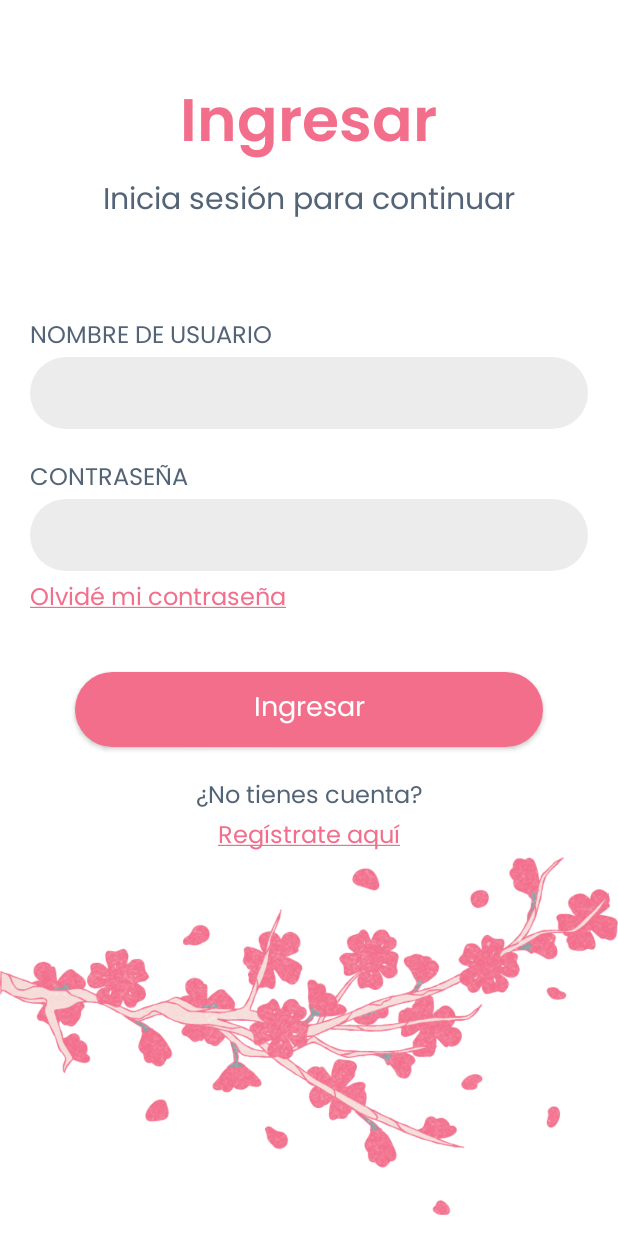
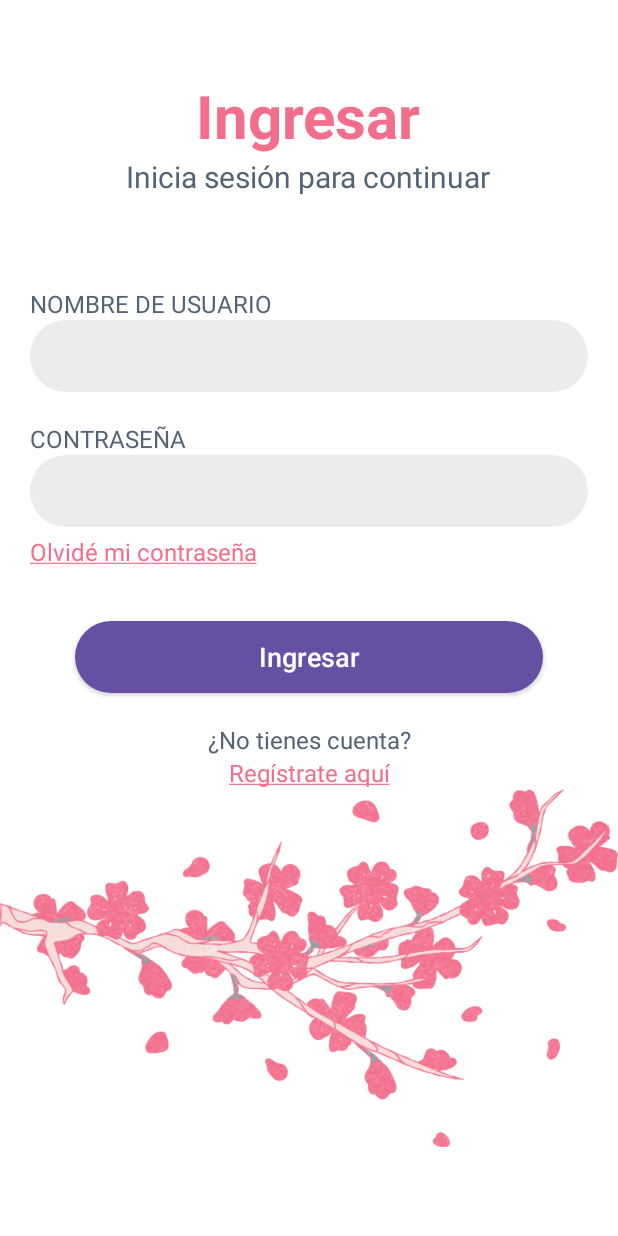
Before and after one commit to fairyofshampoo/CycleCare, an Android app: the screen it shows after launch (LoginActivity), on a phone screen of 412 x 824 dp. Run offline under Robolectric (Android 15) with nearby library versions, the phone set to English and light mode, and no system bars; our stand-ins replace data binding.

Commit message:
editando tema

```diff
--- a/CycleCare/app/src/main/res/values/themes.xml
+++ b/CycleCare/app/src/main/res/values/themes.xml
@@ -2,17 +2,6 @@
     <!-- Base application theme. -->
     <style name="Base.Theme.CycleCare" parent="Theme.Material3.DayNight.NoActionBar">
         <!-- Customize your light theme here. -->
-
-        <!--Primary brand color -->
-        <item name="colorPrimary">@color/main_pink</item>
-        <item name="colorPrimaryVariant">@color/strong_pink</item>
-        <item name="colorOnPrimary">@color/white</item>
-        <item name="android:fontFamily">@font/poppins_font</item>
-
-        <!-- Secondary brand color. -->
-        <item name="colorSecondary">@color/gray_blue</item>
-        <item name="colorSecondaryVariant">@color/light_gray</item>
-        <item name="colorOnSecondary">@color/black</item>
         <!-- Status bar color. -->
         <item name="android:statusBarColor">?attr/colorPrimaryVariant</item>
     </style>
```
